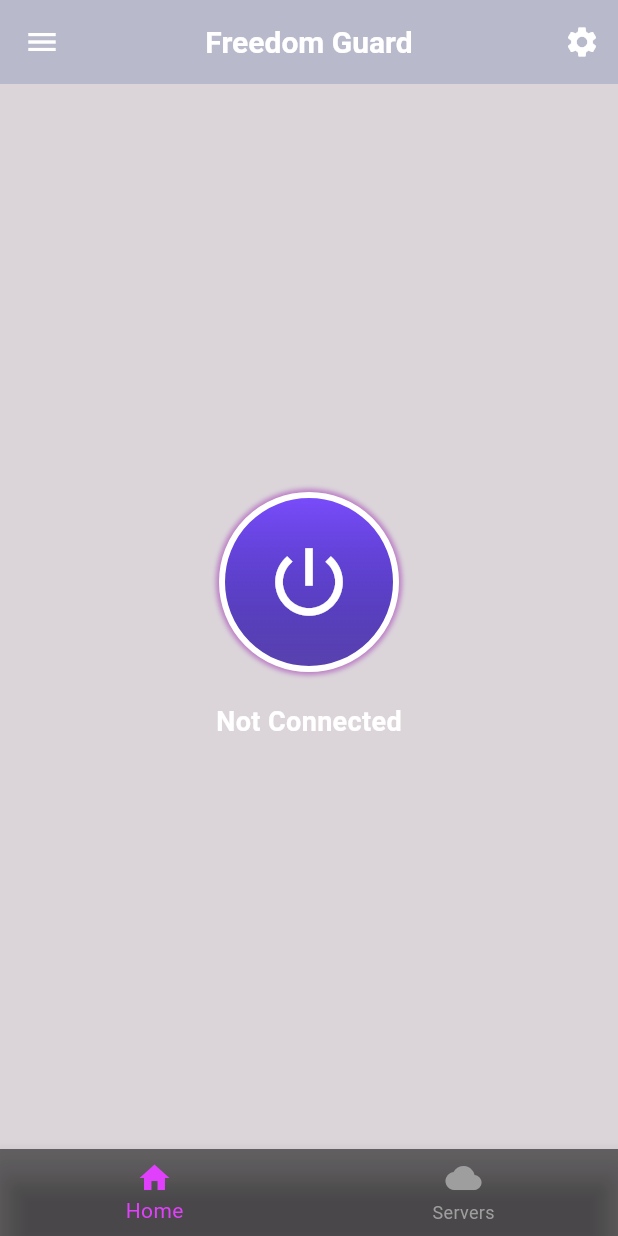
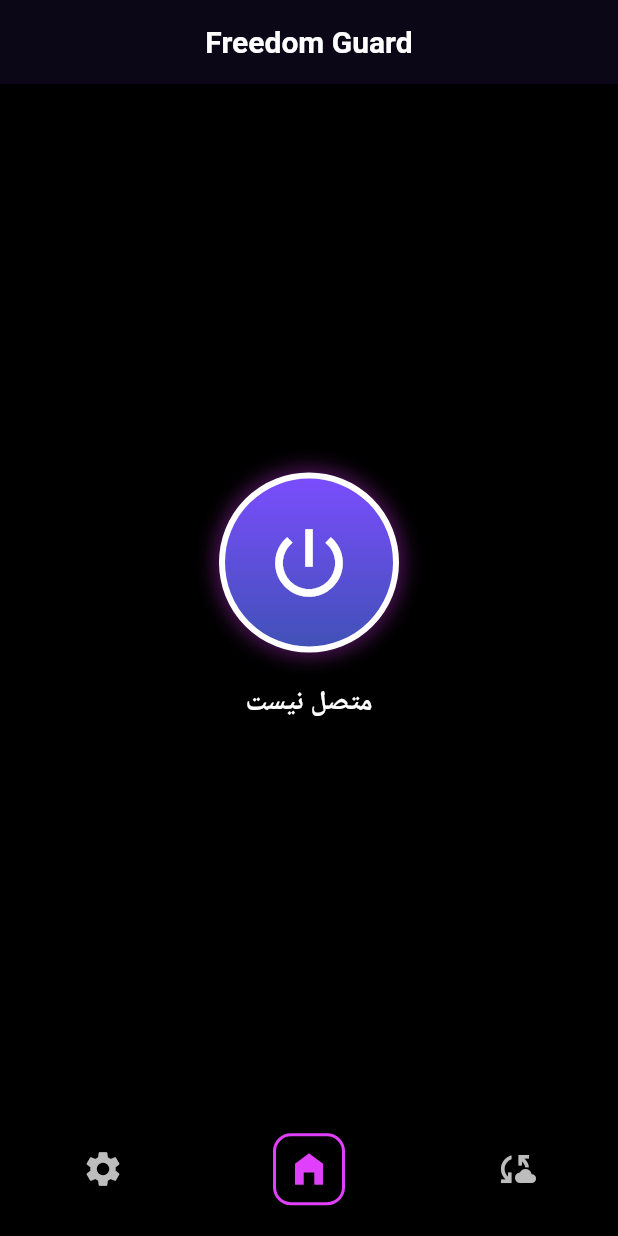
Before and after one commit to Freedom-Guard/FG_MOBILE, a Flutter app: the screen it shows after launch, on a phone screen of 412 x 824 dp. Run offline on Flutter 3.47's test engine with Material 3 defaults, Android fonts, the phone set to English and light mode, and no system bars.

Commit message:
2 (starting...)

```diff
--- a/lib/main.dart
+++ b/lib/main.dart
@@ -1,4 +1,6 @@
 import 'package:flutter/material.dart';
+import 'pages/settings.dart';
+import 'pages/servers.dart';
 
 void main() {
   runApp(const FreedomGuardApp());
@@ -10,28 +12,28 @@ class FreedomGuardApp extends StatelessWidget {
   @override
   Widget build(BuildContext context) {
     return MaterialApp(
-      locale: Locale('fa', 'IR'),
+      locale: const Locale('fa', 'IR'),
       debugShowCheckedModeBanner: false,
       theme: ThemeData.dark().copyWith(
-        colorScheme: ColorScheme.dark(
+        colorScheme: const ColorScheme.dark(
           primary: Colors.deepPurpleAccent,
           secondary: Colors.purpleAccent,
           surface: Colors.black,
         ),
       ),
-      home: const FreedomGuardHome(),
+      home: const HomePage(),
     );
   }
 }
 
-class FreedomGuardHome extends StatefulWidget {
-  const FreedomGuardHome({super.key});
+class HomePage extends StatefulWidget {
+  const HomePage({super.key});
 
   @override
-  State<FreedomGuardHome> createState() => _FreedomGuardHomeState();
+  State<HomePage> createState() => _HomePageState();
 }
 
-class _FreedomGuardHomeState extends State<FreedomGuardHome> {
+class _HomePageState extends State<HomePage> {
   bool isConnected = false;
   bool isPressed = false;
 
@@ -43,135 +45,18 @@ class _FreedomGuardHomeState extends State<FreedomGuardHome> {
 
   @override
   Widget build(BuildContext context) {
-    return _buildMenuItem(context);
-  }
-
-  Scaffold _buildMenuItem(BuildContext context) {
     return Scaffold(
-      backgroundColor: const Color.fromARGB(54, 85, 59, 79),
+      backgroundColor: const Color.fromARGB(255, 0, 0, 0),
       appBar: AppBar(
         title: const Text(
           "Freedom Guard",
           style: TextStyle(fontWeight: FontWeight.bold, fontSize: 20),
         ),
-        backgroundColor: const Color.fromARGB(34, 8, 95, 69),
-        foregroundColor: const Color.fromARGB(255, 255, 255, 255),
+        backgroundColor: Colors.black,
+        foregroundColor: Colors.white,
         centerTitle: true,
         elevation: 4,
-        actions: [
-          IconButton(
-            icon: const Icon(Icons.settings),
-            onPressed: () {
-              // تنظیمات را باز کن
-            },
       ),
-        ],
-      ),
-      drawer: Drawer(
-        backgroundColor: Colors.black87,
-        child: Column(
-          children: [
-            // هدر مدرن
-            Container(
-              height: 180,
-              width: double.infinity,
-              decoration: BoxDecoration(
-                image: DecorationImage(
-                  image: AssetImage("assets/images/menu_background.png"),
-                  fit: BoxFit.cover,
-                  colorFilter: ColorFilter.mode(
-                    Colors.black.withOpacity(0.6),
-                    BlendMode.darken,
-                  ),
-                ),
-              ),
-              child: const Center(
-                child: Text(
-                  "Freedom Guard",
-                  style: TextStyle(
-                    color: Colors.white,
-                    fontSize: 22,
-                    fontWeight: FontWeight.bold,
-                    letterSpacing: 1.5,
-                  ),
-                ),
-              ),
-            ),
-
-            // لیست آیتم‌های منو
-            Expanded(
-              child: ListView(
-                padding: EdgeInsets.zero,
-                children: [
-                  ListTile(
-                    leading: Icon(Icons.home, color: Colors.purpleAccent),
-                    title: Text(
-                      "صفحه اصلی",
-                      style: TextStyle(color: Colors.white),
-                    ),
-                    shape: RoundedRectangleBorder(
-                      borderRadius: BorderRadius.circular(12),
-                    ),
-                    tileColor: Colors.black54,
-                    hoverColor: Colors.purple.withOpacity(0.2),
-                    onTap: () {
-                      Navigator.pop(context);
-                    },
-                  ),
-                  const SizedBox(height: 5),
-                  ListTile(
-                    leading: Icon(Icons.info, color: Colors.purpleAccent),
-                    title: Text(
-                      "درباره ما",
-                      style: TextStyle(color: Colors.white),
-                    ),
-                    shape: RoundedRectangleBorder(
-                      borderRadius: BorderRadius.circular(12),
-                    ),
-                    tileColor: Colors.black54,
-                    hoverColor: Colors.purple.withOpacity(0.2),
-                    onTap: () {
-                      showDialog(
-                        context: context,
-                        builder:
-                            (context) => AlertDialog(
-                              title: const Text("درباره ما"),
-                              content: const Text(
-                                "گارد آزادی یک پروژه متن‌باز برای دسترسی آزاد به اینترنت است.",
-                              ),
-                              actions: [
-                                TextButton(
-                                  onPressed: () => Navigator.pop(context),
-                                  child: const Text("بستن"),
-                                ),
-                              ],
-                            ),
-                      );
-                    },
-                  ),
-                  const SizedBox(height: 5),
-                  ListTile(
-                    leading: Icon(Icons.settings, color: Colors.purpleAccent),
-                    title: Text(
-                      "تنظیمات",
-                      style: TextStyle(color: Colors.white),
-                    ),
-                    shape: RoundedRectangleBorder(
-                      borderRadius: BorderRadius.circular(12),
-                    ),
-                    tileColor: Colors.black54,
-                    hoverColor: Colors.purple.withOpacity(0.2),
-                    onTap: () {
-                      Navigator.pop(context);
-                    },
-                  ),
-                ],
-              ),
-            ),
-          ],
-        ),
-      ),
-
       body: Center(
         child: Column(
           mainAxisAlignment: MainAxisAlignment.center,
@@ -180,7 +65,7 @@ class _FreedomGuardHomeState extends State<FreedomGuardHome> {
               onTapDown: (_) => setState(() => isPressed = true),
               onTapUp: (_) => setState(() => isPressed = false),
               child: AnimatedContainer(
-                duration: const Duration(milliseconds: 300),
+                duration: const Duration(milliseconds: 200),
                 width: isPressed ? 110 : 120,
                 height: isPressed ? 110 : 120,
                 decoration: BoxDecoration(
@@ -190,10 +75,7 @@ class _FreedomGuardHomeState extends State<FreedomGuardHome> {
                     colors:
                         isConnected
                             ? [Colors.greenAccent, Colors.green]
-                            : [
-                              Colors.deepPurpleAccent,
-                              const Color.fromARGB(137, 5, 14, 153),
-                            ],
+                            : [Colors.deepPurpleAccent, Colors.indigo],
                     begin: Alignment.topCenter,
                     end: Alignment.bottomCenter,
                   ),
@@ -203,14 +85,11 @@ class _FreedomGuardHomeState extends State<FreedomGuardHome> {
                           isConnected
                               ? Colors.green.withOpacity(0.5)
                               : Colors.purple.withOpacity(0.5),
-                      blurRadius: 2,
-                      spreadRadius: 2,
+                      blurRadius: 10,
+                      spreadRadius: 3,
                     ),
                   ],
                 ),
-                child: Material(
-                  color: const Color.fromARGB(0, 26, 6, 6),
-                  shape: const CircleBorder(),
                 child: InkWell(
                   customBorder: const CircleBorder(),
                   onTap: toggleConnection,
@@ -233,10 +112,9 @@ class _FreedomGuardHomeState extends State<FreedomGuardHome> {
                 ),
               ),
             ),
-            ),
             const SizedBox(height: 20),
             Text(
-              isConnected ? "Connected" : "Not Connected",
+              isConnected ? "متصل شد" : "متصل نیست",
               style: const TextStyle(
                 color: Colors.white,
                 fontSize: 18,
@@ -246,15 +124,73 @@ class _FreedomGuardHomeState extends State<FreedomGuardHome> {
           ],
         ),
       ),
-      bottomNavigationBar: BottomNavigationBar(
-        backgroundColor: Colors.black54,
-        selectedItemColor: Colors.purpleAccent,
-        unselectedItemColor: Colors.grey,
-        items: const [
-          BottomNavigationBarItem(icon: Icon(Icons.home), label: "Home"),
-          BottomNavigationBarItem(icon: Icon(Icons.cloud), label: "Servers"),
+      bottomNavigationBar: Container(
+        decoration: BoxDecoration(
+          color: Colors.black87,
+          boxShadow: [
+            BoxShadow(color: Colors.black54, blurRadius: 10, spreadRadius: 2),
           ],
+        ),
+        child: BottomNavigationBar(
+          backgroundColor: Colors.transparent,
+          selectedItemColor: Colors.transparent,
+          unselectedItemColor: Colors.transparent,
+          showSelectedLabels: false,
+          showUnselectedLabels: false,
+          elevation: 0,
+          type: BottomNavigationBarType.fixed,
+          currentIndex: 1,
+          items: [
+            _buildNavItem(Icons.settings, "تنظیمات", () {
+              Navigator.push(
+                context,
+                MaterialPageRoute(builder: (context) => SettingsPage()),
+              );
+            }),
+            _buildNavItem(Icons.home_filled, "خانه", () {
+              Navigator.push(
+                context,
+                MaterialPageRoute(builder: (context) => HomePage()),
+              );
+            }),
+            _buildNavItem(Icons.cloud_sync, "سرور ها", () {
+              Navigator.push(
+                context,
+                MaterialPageRoute(builder: (context) => ServersPage()),
+              );
+            }),
+          ],
+        ),
       ),
     );
   }
+
+  BottomNavigationBarItem _buildNavItem(
+    IconData icon,
+    String label,
+    VoidCallback onTap,
+  ) {
+    return BottomNavigationBarItem(
+      icon: GestureDetector(
+        onTap: onTap,
+        child: Container(
+          padding: const EdgeInsets.all(8),
+          decoration: BoxDecoration(
+            borderRadius: BorderRadius.circular(12),
+            border: Border.all(color: Colors.transparent, width: 2),
+          ),
+          child: Icon(icon, size: 28, color: Colors.grey.shade400),
+        ),
+      ),
+      activeIcon: Container(
+        padding: const EdgeInsets.all(8),
+        decoration: BoxDecoration(
+          borderRadius: BorderRadius.circular(12),
+          border: Border.all(color: Colors.purpleAccent, width: 2),
+        ),
+        child: Icon(icon, size: 28, color: Colors.purpleAccent),
+      ),
+      label: label,
+    );
   }
+}
--- /dev/null
+++ b/lib/pages/servers.dart
@@ -0,0 +1,11 @@
+import 'package:flutter/material.dart';
+
+class ServersPage extends StatelessWidget {
+  @override
+  Widget build(BuildContext context) {
+    return Scaffold(
+      appBar: AppBar(title: Text("سرورها")),
+      body: Center(child: Text("صفحه سرورها", style: TextStyle(fontSize: 20))),
+    );
+  }
+}
--- /dev/null
+++ b/lib/pages/settings.dart
@@ -0,0 +1,11 @@
+import 'package:flutter/material.dart';
+
+class SettingsPage extends StatelessWidget {
+  @override
+  Widget build(BuildContext context) {
+    return Scaffold(
+      appBar: AppBar(title: Text("Settings")),
+      body: Center(child: Text("", style: TextStyle(fontSize: 20))),
+    );
+  }
+}
--- a/pubspec.yaml
+++ b/pubspec.yaml
@@ -15,8 +15,6 @@ dependencies:
 
 dev_dependencies:
   flutter_launcher_icons: ^0.13.1
-  flutter_test:
-    sdk: flutter
 
 flutter_icons:
   android: true
```
Also changed, not shown: lib/components/connect.dart (added), lib/components/f-link.dart (added), lib/components/public.dart (added), lib/components/servers.dart (added), lib/components/settings.dart (added), pubspec.lock, 1 other file. Lines whose indentation alone changed are shown as unchanged.
